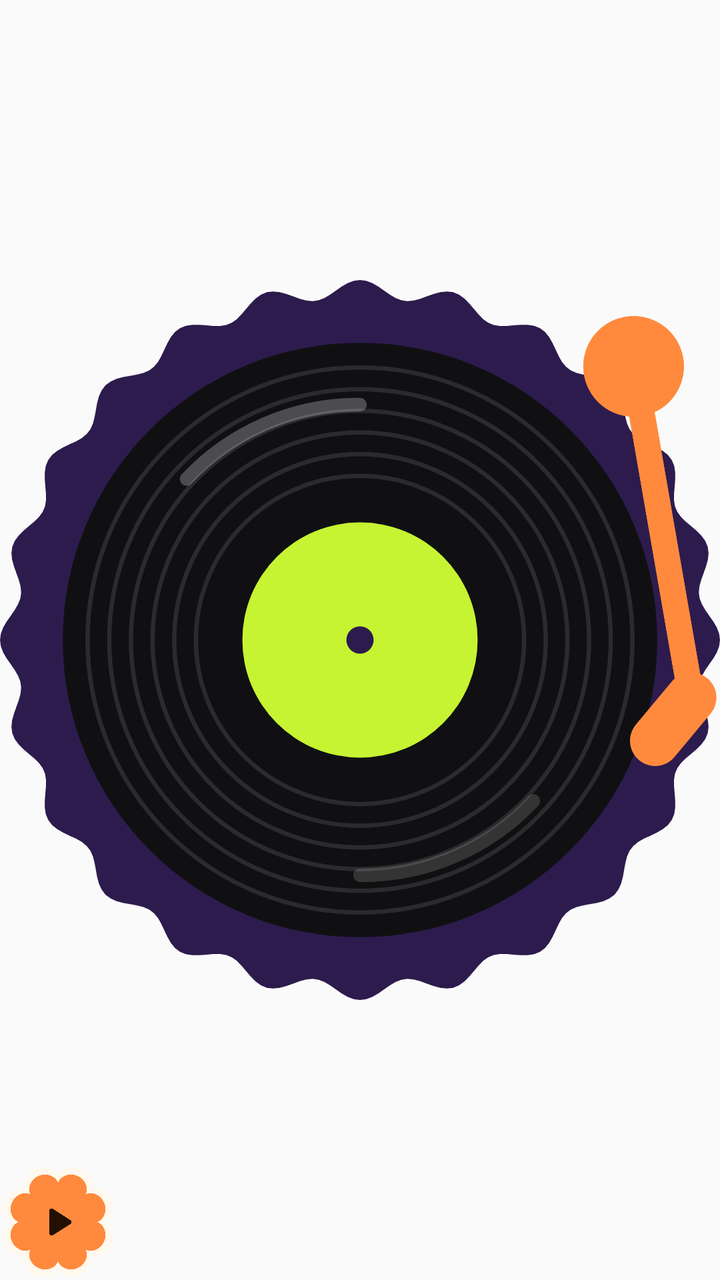
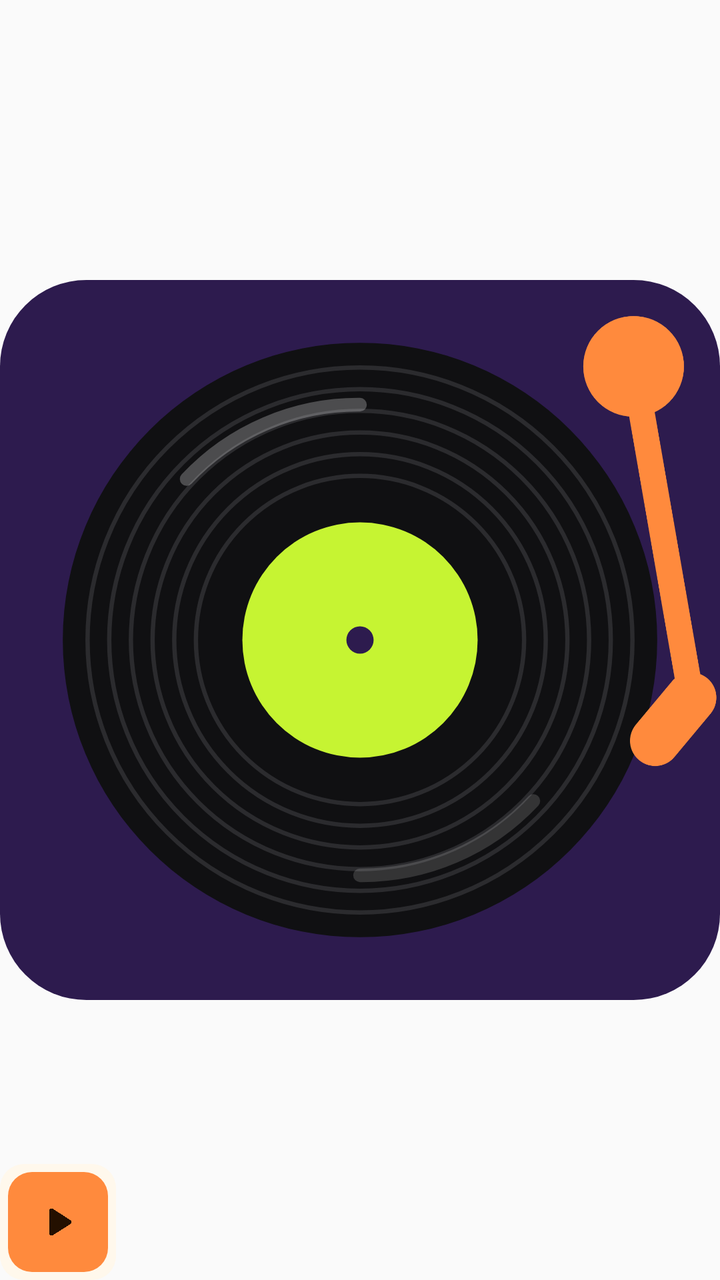

Screens rendered from an Android XML layout before and after an edit, with the pre-edit source and the edit as a unified diff.
<!-- AndroidManifest.xml: application theme Theme.Verza -->
<!-- res/layout/widget_record.xml -->
<?xml version="1.0" encoding="utf-8"?>
<FrameLayout xmlns:android="http://schemas.android.com/apk/res/android"
    android:id="@+id/widget_root"
    android:layout_width="match_parent"
    android:layout_height="match_parent">

    <ImageView
        android:id="@+id/widget_cover"
        android:layout_width="match_parent"
        android:layout_height="match_parent"
        android:importantForAccessibility="no"
        android:scaleType="fitCenter"
        android:src="@drawable/widget_record_preview" />

    <ImageView
        android:id="@+id/widget_arm"
        android:layout_width="match_parent"
        android:layout_height="match_parent"
        android:importantForAccessibility="no"
        android:scaleType="fitCenter"
        android:src="@drawable/widget_tonearm_off"
        android:tint="@color/widget_accent" />

    <FrameLayout
        android:layout_width="58dp"
        android:layout_height="58dp"
        android:layout_gravity="bottom|start">

        <ImageView
            android:id="@+id/widget_toggle_bg_shadow"
            android:layout_width="match_parent"
            android:layout_height="match_parent"
            android:importantForAccessibility="no"
            android:src="@drawable/widget_shape_flower8"
            android:tint="@color/widget_paper" />

        <ImageView
            android:id="@+id/widget_toggle_bg"
            android:layout_width="match_parent"
            android:layout_height="match_parent"
            android:layout_margin="4dp"
            android:importantForAccessibility="no"
            android:src="@drawable/widget_shape_flower8"
            android:tint="@color/widget_accent" />

        <ImageView
            android:id="@+id/widget_toggle"
            android:layout_width="match_parent"
            android:layout_height="match_parent"
            android:contentDescription="@string/widget_play"
            android:padding="16dp"
            android:src="@drawable/ic_widget_play"
            android:tint="@color/widget_on_accent" />
    </FrameLayout>
</FrameLayout>
<!-- resources referenced by this layout -->
<resources>
  <color name="widget_accent">#FFFF8A3D</color>
  <color name="widget_on_accent">#FF241000</color>
  <color name="widget_paper">#FFFFF8EC</color>
  <!-- drawable ic_widget_play (drawable) -->
  <?xml version="1.0" encoding="utf-8"?>
  <vector xmlns:android="http://schemas.android.com/apk/res/android"
      android:width="24dp"
      android:height="24dp"
      android:viewportWidth="24"
      android:viewportHeight="24">
      <path
          android:fillColor="#FFFFFFFF"
          android:pathData="M8,6.8v10.4c0,0.8 0.9,1.3 1.6,0.9l8.2,-5.2c0.6,-0.4 0.6,-1.3 0,-1.7L9.6,5.9C8.9,5.5 8,6 8,6.8z" />
  </vector>
  <!-- drawable widget_record_preview: vector/xml drawable (drawable, 6746 chars, omitted) -->
  <!-- drawable widget_shape_flower8: vector/xml drawable (drawable, 4390 chars, omitted) -->
  <!-- drawable widget_tonearm_off (drawable) -->
  <?xml version="1.0" encoding="utf-8"?>
  <vector xmlns:android="http://schemas.android.com/apk/res/android"
      android:width="100dp"
      android:height="100dp"
      android:viewportWidth="100"
      android:viewportHeight="100">
      <path
          android:fillColor="#FFFFFFFF"
          android:pathData="M81,12a7,7 0 1,0 14,0a7,7 0 1,0 -14,0Z" />
      <path
          android:strokeColor="#FFFFFFFF"
          android:strokeWidth="3.6"
          android:strokeLineCap="round"
          android:strokeLineJoin="round"
          android:pathData="M88,12L96,58" />
      <path
          android:strokeColor="#FFFFFFFF"
          android:strokeWidth="7"
          android:strokeLineCap="round"
          android:strokeLineJoin="round"
          android:pathData="M96,58l-5,6" />
  </vector>
  <string name="widget_play">Play</string>
  <style name="Theme.Verza" parent="android:Theme.Material.Light.NoActionBar">
          <item name="android:statusBarColor">@android:color/transparent</item>
          <item name="android:navigationBarColor">@android:color/transparent</item>
      </style>
</resources>

<!-- the commit's change to res/layout/widget_record.xml (unified diff, before → after) -->
@@ -31,7 +31,7 @@
             android:layout_width="match_parent"
             android:layout_height="match_parent"
             android:importantForAccessibility="no"
-            android:src="@drawable/widget_shape_flower8"
+            android:src="@drawable/widget_shape_card"
             android:tint="@color/widget_paper" />
 
         <ImageView
@@ -40,7 +40,7 @@
             android:layout_height="match_parent"
             android:layout_margin="4dp"
             android:importantForAccessibility="no"
-            android:src="@drawable/widget_shape_flower8"
+            android:src="@drawable/widget_shape_card"
             android:tint="@color/widget_accent" />
 
         <ImageView
<!-- resource entries referenced after the edit -->
@@ -14,8 +14,13 @@
           android:fillColor="#FFFFFFFF"
           android:pathData="M8,6.8v10.4c0,0.8 0.9,1.3 1.6,0.9l8.2,-5.2c0.6,-0.4 0.6,-1.3 0,-1.7L9.6,5.9C8.9,5.5 8,6 8,6.8z" />
   </vector>
-  <!-- drawable widget_record_preview: vector/xml drawable (drawable, 6746 chars, omitted) -->
-  <!-- drawable widget_shape_flower8: vector/xml drawable (drawable, 4390 chars, omitted) -->
+  <!-- drawable widget_record_preview: vector/xml drawable (drawable, 2787 chars, omitted) -->
+  <!-- drawable widget_shape_card (drawable) -->
+  <?xml version="1.0" encoding="utf-8"?>
+  <shape xmlns:android="http://schemas.android.com/apk/res/android" android:shape="rectangle">
+      <corners android:radius="@dimen/widget_corner" />
+      <solid android:color="#FFFFFFFF" />
+  </shape>
   <!-- drawable widget_tonearm_off (drawable) -->
   <?xml version="1.0" encoding="utf-8"?>
   <vector xmlns:android="http://schemas.android.com/apk/res/android"
@@ -44,5 +49,6 @@
           <item name="android:statusBarColor">@android:color/transparent</item>
           <item name="android:navigationBarColor">@android:color/transparent</item>
       </style>
+  <dimen name="widget_corner">12dp</dimen>
 </resources>
 
